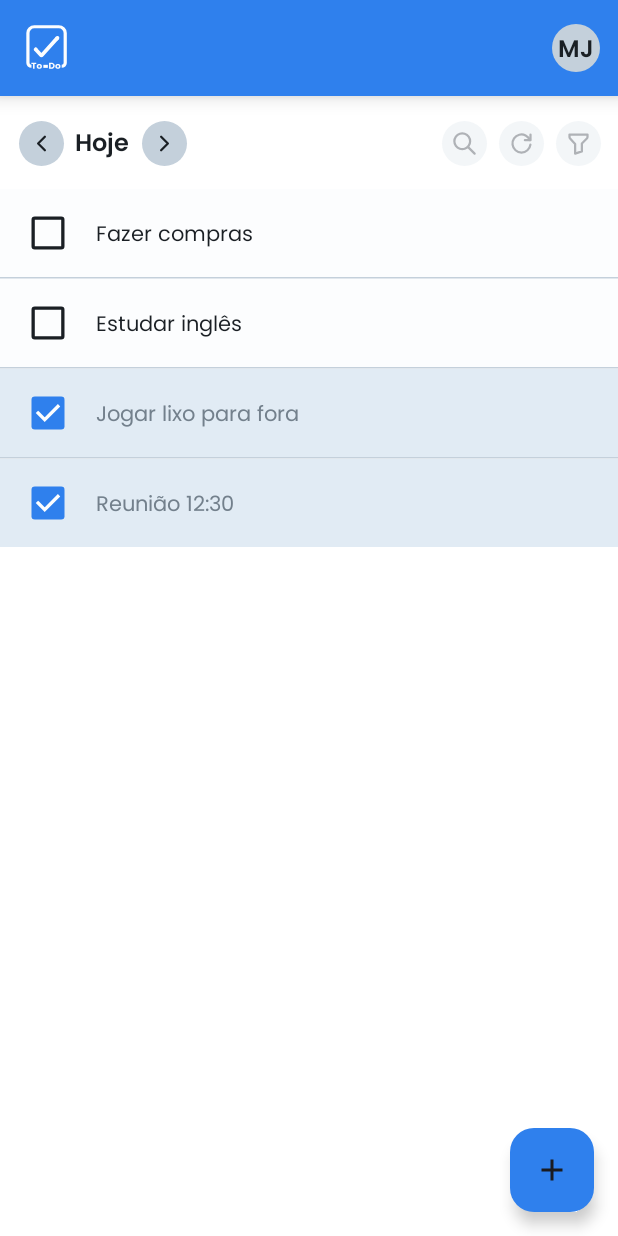
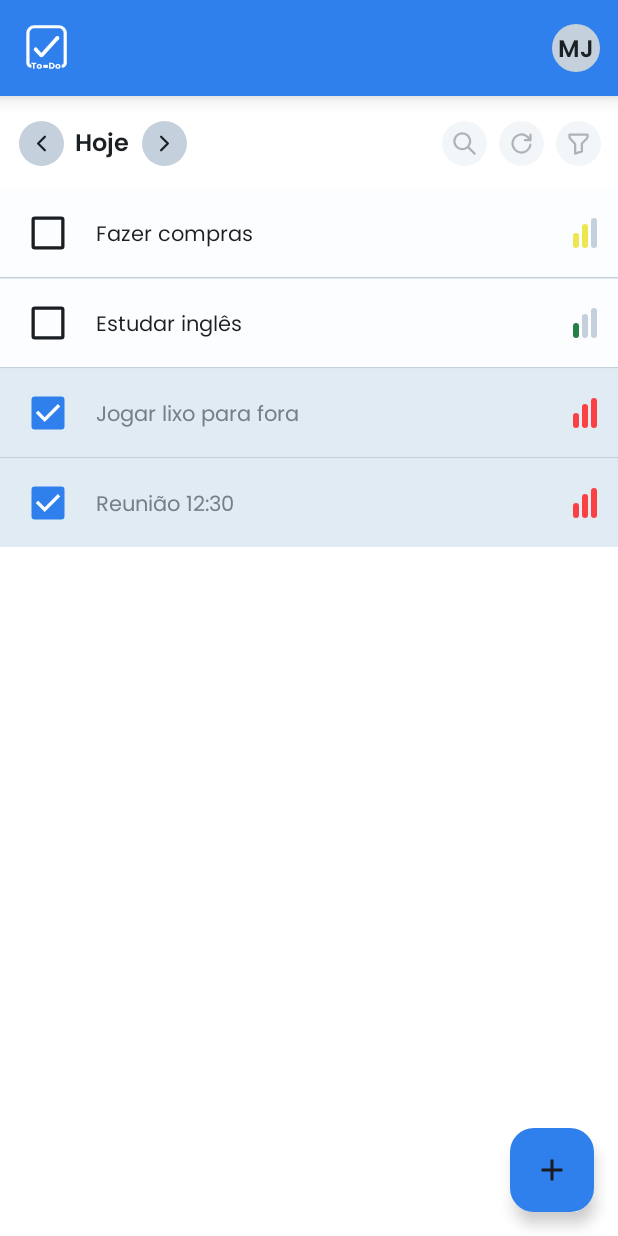
Before and after one commit to matheusjuan1/todolist-android, an Android app built with Jetpack Compose: the screen it shows after launch (MainActivity), on a phone screen of 412 x 824 dp. Run offline under Robolectric (Android 15) with nearby library versions, the phone set to English and light mode, and no system bars.

Commit message:
feat: adiciona componente indicador de prioridade

```diff
--- a/app/src/main/java/br/com/matheusjuan/todolist/ui/components/task/TodoTaskItem.kt
+++ b/app/src/main/java/br/com/matheusjuan/todolist/ui/components/task/TodoTaskItem.kt
@@ -43,9 +43,14 @@ fun TodoTaskItem(
             onCheckedChange = onCheckedChange
         )
         Text(
+            modifier = Modifier.weight(1f),
             text = task.title,
             style = Typography.bodyMedium,
             color = if (task.done) Gray400 else Gray600
+        )
+        TodoTaskPriority(
+            modifier = Modifier.padding(end = 6.dp),
+            priority = task.priority
         )
     }
 }
--- /dev/null
+++ b/app/src/main/java/br/com/matheusjuan/todolist/ui/components/task/TodoTaskPriority.kt
@@ -0,0 +1,72 @@
+package br.com.matheusjuan.todolist.ui.components.task
+
+import androidx.compose.foundation.background
+import androidx.compose.foundation.layout.Arrangement
+import androidx.compose.foundation.layout.Box
+import androidx.compose.foundation.layout.Row
+import androidx.compose.foundation.layout.height
+import androidx.compose.foundation.layout.width
+import androidx.compose.foundation.shape.RoundedCornerShape
+import androidx.compose.runtime.Composable
+import androidx.compose.ui.Alignment
+import androidx.compose.ui.Modifier
+import androidx.compose.ui.platform.LocalContext
+import androidx.compose.ui.tooling.preview.Preview
+import androidx.compose.ui.unit.dp
+import br.com.matheusjuan.todolist.ui.theme.Gray300
+import br.com.matheusjuan.todolist.ui.util.getPriorityInfo
+
+@Composable
+fun TodoTaskPriority(
+    modifier: Modifier = Modifier,
+    priority: Int
+) {
+    val context = LocalContext.current
+
+    val priorityColor = priority.getPriorityInfo(context = context).second
+
+    val colors = when (priority) {
+        1 -> listOf(priorityColor, Gray300, Gray300)
+        2 -> listOf(priorityColor, priorityColor, Gray300)
+        3 -> listOf(priorityColor, priorityColor, priorityColor)
+        else -> listOf(priorityColor, Gray300, Gray300)
+    }
+
+    val heights = listOf(10.dp, 16.dp, 20.dp)
+
+    Row(
+        modifier = modifier,
+        horizontalArrangement = Arrangement.spacedBy(2.dp),
+        verticalAlignment = Alignment.Bottom
+    ) {
+        colors.forEachIndexed { index, color ->
+            Box(
+                modifier = Modifier
+                    .width(4.dp)
+                    .height(heights[index])
+                    .background(
+                        color = color,
+                        shape = RoundedCornerShape(2.dp)
+                    )
+            )
+        }
+    }
+}
+
+@Preview
+@Composable
+private fun TodoTaskPriorityLowPreview() {
+    TodoTaskPriority(priority = 1)
+}
+
+@Preview
+@Composable
+private fun TodoTaskPriorityMediumPreview() {
+    TodoTaskPriority(priority = 2)
+}
+
+@Preview
+@Composable
+private fun TodoTaskPriorityHighPreview() {
+    TodoTaskPriority(priority = 3)
+}
--- a/app/src/main/java/br/com/matheusjuan/todolist/ui/screens/task/TaskDetailScreen.kt
+++ b/app/src/main/java/br/com/matheusjuan/todolist/ui/screens/task/TaskDetailScreen.kt
@@ -16,6 +16,7 @@ import androidx.compose.runtime.Composable
 import androidx.compose.ui.Alignment
 import androidx.compose.ui.Modifier
 import androidx.compose.ui.draw.scale
+import androidx.compose.ui.graphics.Color
 import androidx.compose.ui.res.stringResource
 import androidx.compose.ui.tooling.preview.Preview
 import androidx.compose.ui.unit.dp
@@ -25,7 +26,6 @@ import br.com.matheusjuan.todolist.data.model.Task
 import br.com.matheusjuan.todolist.data.model.mock.mockTasks
 import br.com.matheusjuan.todolist.ui.components.button.TodoButton
 import br.com.matheusjuan.todolist.ui.components.checkbox.TodoCheckbox
-import br.com.matheusjuan.todolist.ui.theme.Gray100
 import br.com.matheusjuan.todolist.ui.theme.Gray300
 import br.com.matheusjuan.todolist.ui.theme.Gray500
 import br.com.matheusjuan.todolist.ui.theme.GreenBase
@@ -42,7 +42,7 @@ fun TaskDetailScreen(
     Box(
         modifier = modifier
             .fillMaxSize()
-            .background(Gray100)
+            .background(color = Color.White)
             .padding(paddingValues)
     ) {
         Column(
--- a/app/src/main/java/br/com/matheusjuan/todolist/ui/util/ExtendedFunctions.kt
+++ b/app/src/main/java/br/com/matheusjuan/todolist/ui/util/ExtendedFunctions.kt
@@ -1,5 +1,11 @@
 package br.com.matheusjuan.todolist.ui.util
 
+import android.content.Context
+import androidx.compose.ui.graphics.Color
+import br.com.matheusjuan.todolist.R
+import br.com.matheusjuan.todolist.ui.theme.GreenBase
+import br.com.matheusjuan.todolist.ui.theme.RedBase
+import br.com.matheusjuan.todolist.ui.theme.YellowBase
 import java.time.LocalDateTime
 import java.time.format.DateTimeFormatter
 
@@ -17,7 +23,7 @@ fun String.formatServiceDateTime(): String {
 
             val localDateTime = LocalDateTime.parse(this, apiFormatter)
 
-            val uiFormatter = DateTimeFormatter.ofPattern("dd 'de' MMM yyyy HH:mm")
+            val uiFormatter = DateTimeFormatter.ofPattern("dd 'de' MMM, yyyy HH:mm")
 
             return localDateTime.format(uiFormatter)
         } catch (_: Exception) {
@@ -25,3 +31,12 @@ fun String.formatServiceDateTime(): String {
     }
     return ""
 }
+
+fun Int.getPriorityInfo(context: Context): Pair<String, Color> {
+    return when (this) {
+        1 -> context.getString(R.string.low) to GreenBase
+        2 -> context.getString(R.string.medium) to YellowBase
+        3 -> context.getString(R.string.high) to RedBase
+        else -> context.getString(R.string.low) to GreenBase
+    }
+}
--- a/app/src/main/res/values/strings.xml
+++ b/app/src/main/res/values/strings.xml
@@ -15,5 +15,8 @@
     <string name="without_description">Sem descrição</string>
     <string name="start">Início</string>
     <string name="end">Término</string>
-    <string name="created_at">Criado em %1$s</string>
+    <string name="created_at">Criada em %1$s</string>
+    <string name="low">Baixa</string>
+    <string name="medium">Média</string>
+    <string name="high">Alta</string>
 </resources>
```
